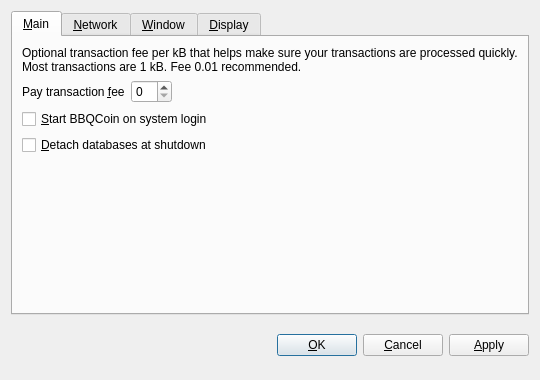
Above: src/qt/forms/optionsdialog.ui from psdgithub/bitcoin before the change. Below: the same form after it.
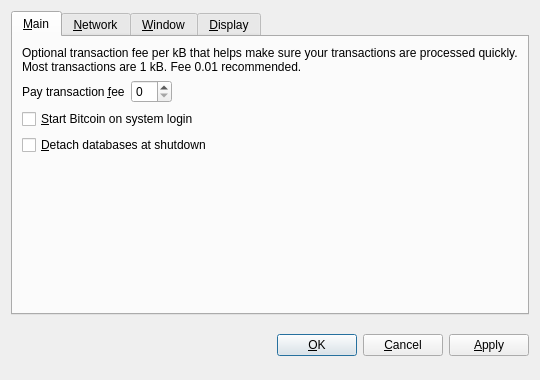
That is the form after the change. The open tabs and pages were chosen to show the change. Custom widgets are drawn as their Qt base class.

Commit message:
Change window titles to "Bitcoin-Qt - <purpose>" / misc related renames
- This helps user to not think the client is called "Bitcoin"

Diff of the .ui file:
```diff
--- a/src/qt/forms/optionsdialog.ui
+++ b/src/qt/forms/optionsdialog.ui
@@ -82,7 +82,7 @@
           <string>Automatically start BBQCoin after logging in to the system.</string>
          </property>
          <property name="text">
-          <string>&amp;Start BBQCoin on system login</string>
+          <string>&amp;Start Bitcoin on system login</string>
          </property>
         </widget>
        </item>
```
Left out of the diff: 14 changed lines with no effect on the pictures. The commit also changes 8 other files.
